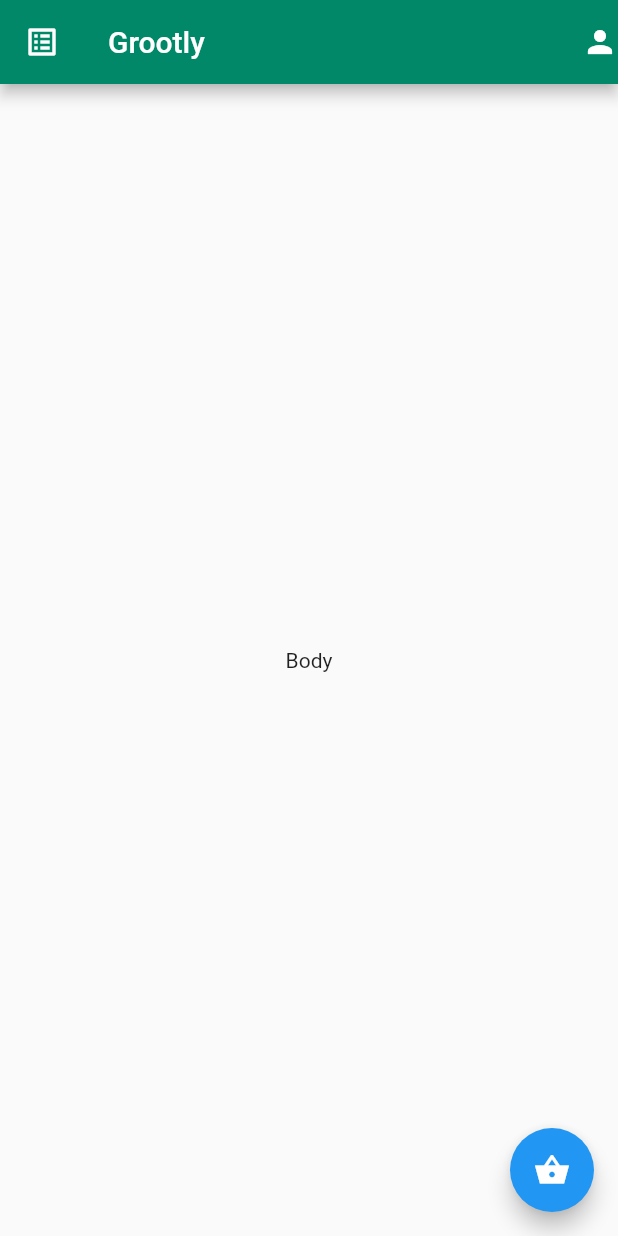
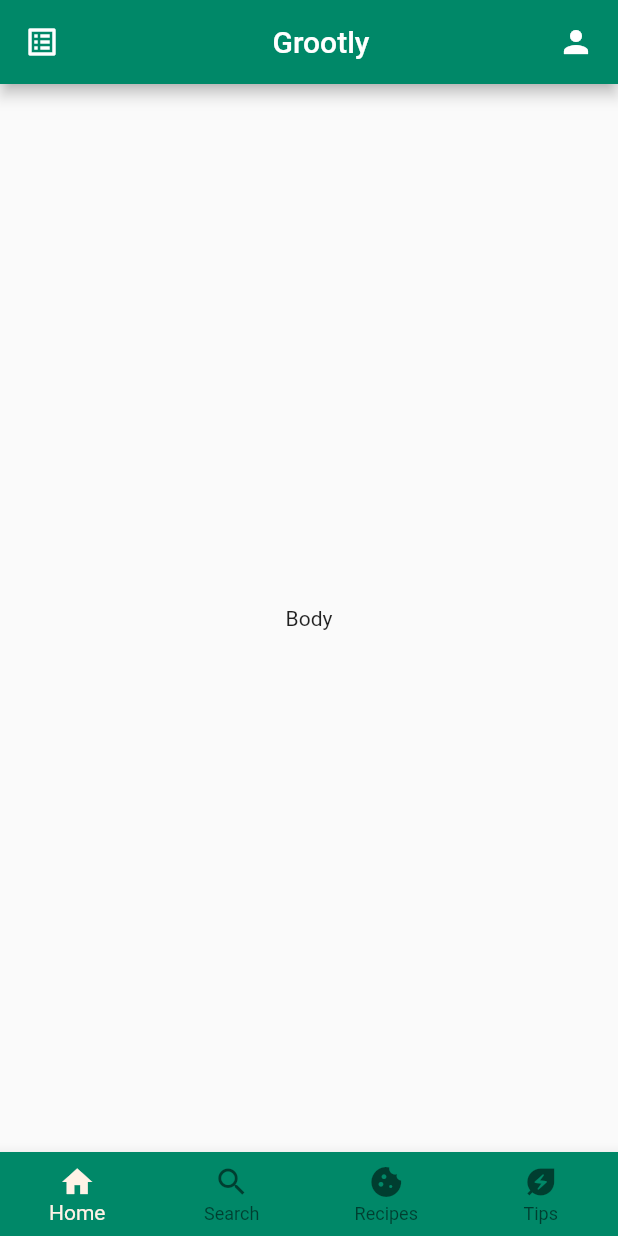
Before and after one commit to hanna-kr/grootly_app, a Flutter app: the screen it shows after launch, on a phone screen of 412 x 824 dp. Run offline on Flutter 3.47's test engine with Material 2 defaults, Android fonts, the phone set to English and light mode, and no system bars.

Commit message:
Delete of FAB, drawer and  added a bottomNavBar

```diff
--- a/lib/main.dart
+++ b/lib/main.dart
@@ -25,45 +25,36 @@
     return Scaffold(
       appBar: AppBar(
         backgroundColor: Theme.of(context).primaryColor,
-        title: Text('Grootly'),
-        leading: Icon(Icons.list_alt),
-        actions: [
+        title: const Center(
+          child: Text(
+            'Grootly',
+          ),
+        ),
+        leading: const Icon(Icons.list_alt),
+        actions: const [
           Icon(Icons.person),
+          Padding(padding: EdgeInsets.all(8))
         ],
       ),
-      drawer: Drawer(
-        child: ListView(
+      body: const Center(
+        child: Column(
+          mainAxisAlignment: MainAxisAlignment.center,
           children: [
-            DrawerHeader(
-              child: Text('Drawer Header'),
-              decoration: BoxDecoration(
-                color: Theme.of(context).primaryColor,
-              ),
-            ),
-            ListTile(
-              title: Text('Option 1'),
-              onTap: () {
-                // Code, der beim Klicken von Option 1 ausgeführt wird
-              },
-            ),
-            ListTile(
-              title: Text('Option 2'),
-              onTap: () {
-                // Code, der beim Klicken von Option 2 ausgeführt wird
-              },
-            ),
+            Text('Body'),
           ],
         ),
       ),
-      body: Center(
-        child: Text('Body'),
-      ),
-      floatingActionButton: FloatingActionButton(
-        onPressed: () {
-          // Code, der beim Klicken des FloatingActionButton ausgeführt wird
-        },
-        child: Icon(Icons.shopping_basket_sharp),
-      ),
+      bottomNavigationBar: BottomNavigationBar(
+          backgroundColor: Theme.of(context).primaryColor,
+          selectedItemColor: Color.fromRGBO(255, 242, 230, 1),
+          type: BottomNavigationBarType.fixed,
+          items: const <BottomNavigationBarItem>[
+            BottomNavigationBarItem(icon: Icon(Icons.home), label: 'Home'),
+            BottomNavigationBarItem(icon: Icon(Icons.search), label: 'Search'),
+            BottomNavigationBarItem(icon: Icon(Icons.cookie), label: 'Recipes'),
+            BottomNavigationBarItem(
+                icon: Icon(Icons.energy_savings_leaf), label: 'Tips')
+          ]),
     );
   }
 }
```
